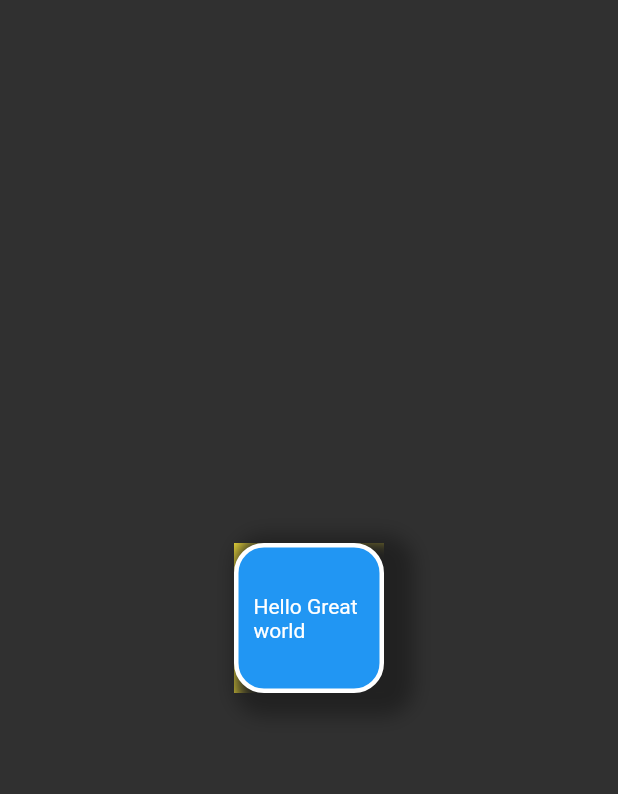
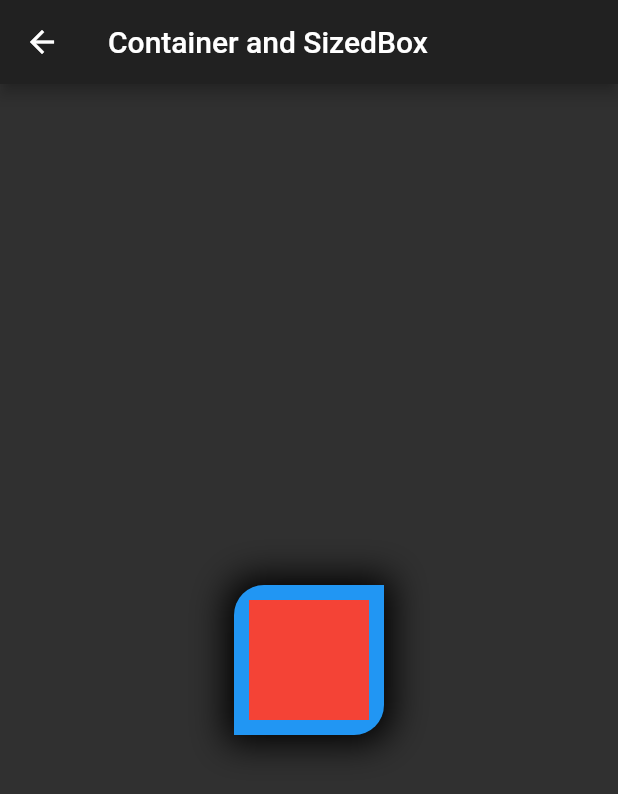
Before and after one commit to akmadan/flutter30days30widgets, a Flutter app: the Container_Sized screen opened directly, on a phone screen of 412 x 824 dp. Shown: the top 794 px of the screen. Run offline on Flutter 3.47's test engine with Material 2 defaults, Android fonts, the phone set to English and light mode, and no system bars; our stand-ins replace animated_text_kit, cached_network_image.

Commit message:
Update container_sized_padd.dart

```diff
--- a/lib/widgets/container_sized_padd.dart
+++ b/lib/widgets/container_sized_padd.dart
@@ -6,41 +6,32 @@ class Container_Sized extends StatelessWidget {
   @override
   Widget build(BuildContext context) {
     return Scaffold(
+        appBar: AppBar(
+          // backgroundColor: Colors.black,
+          title: Text('Container and SizedBox'),
+        ),
         body: Center(
-        child: // SizedBox(
-            //   height: 50,
-            //   width: 50,
-            // ),
-            Container(
-          color: Colors.yellow,
           child: Container(
-            // margin: EdgeInsets.all(10),
               height: 100,
               width: 100,
-            padding: EdgeInsets.all(10),
-            child: Center(child: Text('Hello Great world ')),
               decoration: BoxDecoration(
-                // image: DecorationImage(),
+                  color: Colors.blue,
+                  // shape: BoxShape.circle,
+                  // borderRadius: BorderRadius.circular(20),
+                  borderRadius: BorderRadius.only(
+                      topLeft: Radius.circular(20),
+                      bottomRight: Radius.circular(20)),
                   boxShadow: [
                     BoxShadow(
-                      blurRadius: 10,
-                      color: Colors.grey.shade900,
-                      spreadRadius: 10,
-                      offset: Offset(10, 5)),
-                ],
-                border: Border.all(
-                  color: Colors.white,
-                  width: 3,
-                ),
-                color: Colors.blue,
-                borderRadius: BorderRadius.circular(20)),
-          ),
-        ),
-        //         Padding(
-        //   padding: EdgeInsets.all(10),
-        //   child: Container(color: Colors.red),
-        // )
-      ),
+                        blurRadius: 20, spreadRadius: 5, color: Colors.black)
+                  ]),
+              child: Center(
+                  child:
+                      Container(margin: EdgeInsets.all(10), color: Colors.red)
+                  // Text('Hello', style: TextStyle(fontSize: 20))
+                  )),
+        )
+        // SizedBox(height: 100, width: 50, child: Text('Hello')),
         );
   }
 }
```
Lines whose indentation alone changed are shown as unchanged.
